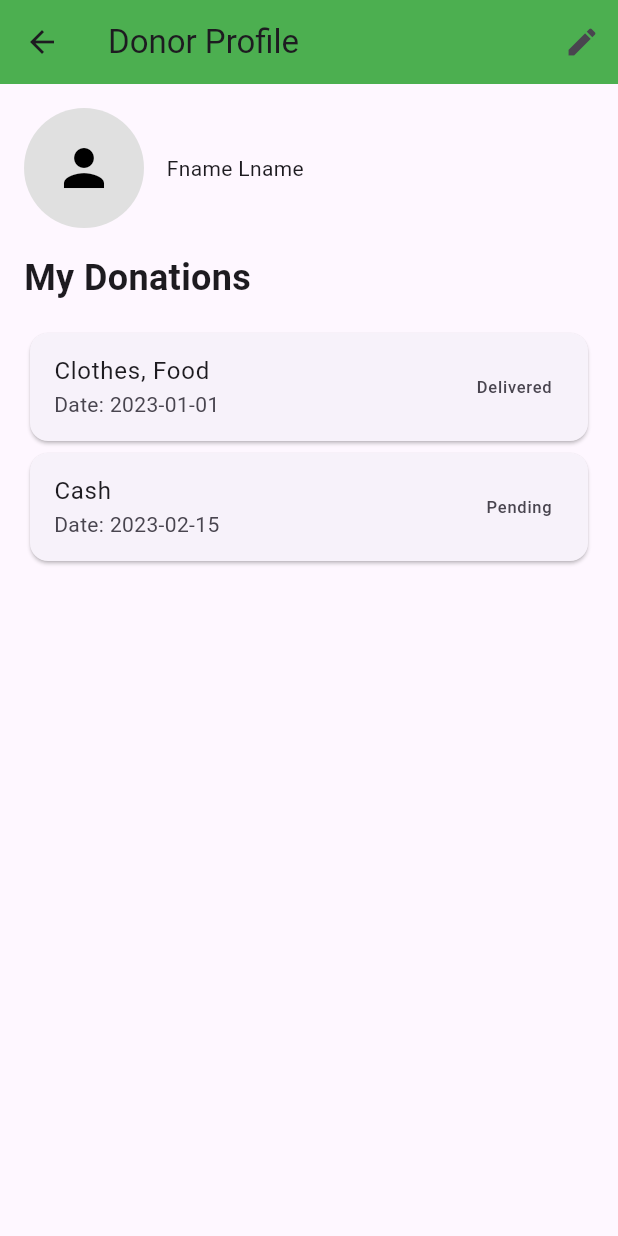
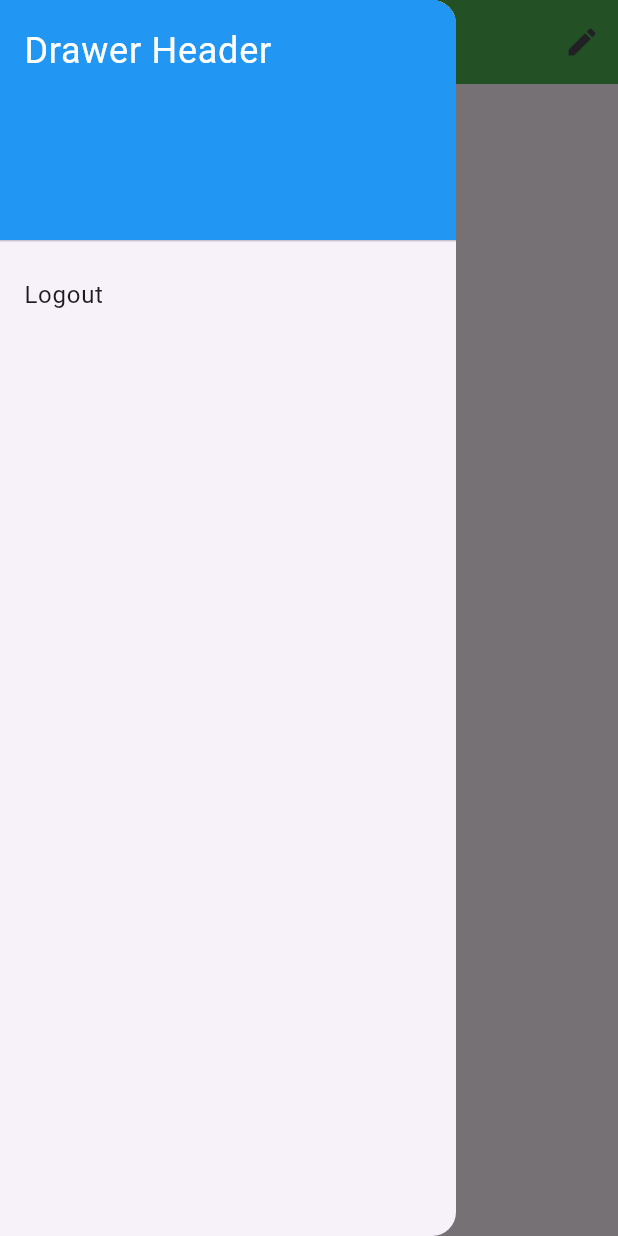
Before and after one commit to montero333/CMSC-23-FINAL-PROJECT, a Flutter app: the DonorProfilePage screen opened directly, with the side drawer open (before the commit the screen has no drawer), on a phone screen of 412 x 824 dp. Run offline on Flutter 3.47's test engine with Material 3 defaults, Android fonts, the phone set to English and light mode, and no system bars; our stand-ins replace cloud_firestore, firebase_auth, firebase_core, firebase_storage, fluttertoast, image_picker; accounts and stored records are empty.

Commit message:
fix: updated many things
- changed authentication implementation
- added logout drawer on donor's view
- donations are now listed based on user logged in

```diff
--- a/lib/api/firebase_auth_api.dart
+++ b/lib/api/firebase_auth_api.dart
@@ -6,15 +6,11 @@ class FirebaseAuthAPI {
   final FirebaseFirestore firestore = FirebaseFirestore.instance;
   late String currentId;
 
-  FirebaseAuthAPI() {
-    if (auth.currentUser != null) {
-      currentId = auth.currentUser!.uid;
-    } else {
-      currentId = '';
-    }
+  User? getUser() {
+    return auth.currentUser;
   }
 
-  Stream<User?> getUser() {
+  Stream<User?> userSignedIn() {
     return auth.authStateChanges();
   }
 
@@ -70,7 +66,6 @@ class FirebaseAuthAPI {
 
   Future<void> signOut() async {
     await auth.signOut();
-    currentId = '';
   }
 
 }
--- a/lib/pages/donation_drive_list.dart
+++ b/lib/pages/donation_drive_list.dart
@@ -4,6 +4,7 @@ import 'package:provider/provider.dart';
 
 import '../models/donation_drive_model.dart';
 import '../models/organization_model.dart';
+import '../providers/auth_provider.dart';
 import '../providers/organizations_provider.dart';
 import 'OrganizationInfoPage.dart';
 
@@ -31,7 +32,7 @@ class _DonationDriveListState extends State<DonationDriveList> {
           DonationDrive donationDrive = widget.donationDrives[index];
           return GestureDetector(
             onTap: () => {
-              Navigator.push(context, MaterialPageRoute(builder: (context) => DonateToOrganizationDrive(donationDrive: donationDrive, userID: "user1",),))
+              Navigator.push(context, MaterialPageRoute(builder: (context) => DonateToOrganizationDrive(donationDrive: donationDrive, userID: context.watch<MyAuthProvider>().userID),))
             },
             child: DonationDriveCard(donationDrive: donationDrive)
             ); // Pass data to your card widget
--- a/lib/pages/donation_page_organizations.dart
+++ b/lib/pages/donation_page_organizations.dart
@@ -1,4 +1,5 @@
 import 'package:flutter/material.dart';
+import 'package:montero_cmsc23/pages/drawer.dart';
 import '../pages/donation_drive_list.dart';
 import 'package:provider/provider.dart';
 import '../models/organization_model.dart';
@@ -18,6 +19,7 @@ class _DonationOrganizationsListState extends State<DonationOrganizationsList> {
     final List<Organization> organizations = context.watch<OrganizationsProvider>().organizationsList;
 
     return Scaffold(
+      drawer: AppDrawer() ,
       appBar: AppBar(
         title: Text("List of Organizations"),
         backgroundColor: Colors.green,
--- a/lib/pages/donor_main_page.dart
+++ b/lib/pages/donor_main_page.dart
@@ -1,4 +1,5 @@
 import 'package:flutter/material.dart';
+import '../pages/drawer.dart';
 import '../pages/donor_profile_page.dart';
 import '/pages/donation_page_organizations.dart';
 
--- a/lib/pages/donor_profile_page.dart
+++ b/lib/pages/donor_profile_page.dart
@@ -1,6 +1,13 @@
+import 'package:cloud_firestore/cloud_firestore.dart';
 import 'package:flutter/material.dart';
 import 'package:image_picker/image_picker.dart';
+import 'package:montero_cmsc23/pages/drawer.dart';
+import 'package:montero_cmsc23/providers/credential_provider.dart';
+import 'package:montero_cmsc23/providers/donation_provider.dart';
+import 'package:provider/provider.dart';
 import 'dart:io';
+import '../models/donation_model.dart';
+import '../providers/auth_provider.dart';
 import 'edit_profile_page.dart';
 
 class DonorProfilePage extends StatefulWidget {
@@ -24,23 +31,28 @@ class _DonorProfilePageState extends State<DonorProfilePage> {
     },
   ];
 
-  Future<void> _pickImage() async {
-    final picker = ImagePicker();
-    final pickedFile = await picker.pickImage(source: ImageSource.gallery);
+  // Future<void> _pickImage() async {
+  //   final picker = ImagePicker();
+  //   final pickedFile = await picker.pickImage(source: ImageSource.gallery);
 
-    if (pickedFile != null) {
-      setState(() {
-        _image = File(pickedFile.path);
-      });
-    }
-  }
+  //   if (pickedFile != null) {
+  //     setState(() {
+  //       _image = File(pickedFile.path);
+  //     });
+  //   }
+  // }
 
 
 
 
   @override
   Widget build(BuildContext context) {
+    String? userID = context.watch<MyAuthProvider>().userID;
+    context.watch<DonationProvider>().fetchDonationsByUserID(userID);
+    Stream<QuerySnapshot> donationStream = context.watch<DonationProvider>().donationStream;
+
     return Scaffold(
+      drawer: AppDrawer(),
       appBar: AppBar(
         title: Text('Donor Profile'),
         backgroundColor: Colors.green,
@@ -73,7 +85,21 @@ class _DonorProfilePageState extends State<DonorProfilePage> {
                       : null,
                 ),
                 SizedBox(width: 15,),
-                Text("Fname Lname")
+                FutureBuilder<Map<String, dynamic>?>(
+                  future: context.read<CredProvider>().getUserByID(userID),
+                  builder: (context, snapshot) {
+                    if (snapshot.connectionState == ConnectionState.waiting) {
+                      return CircularProgressIndicator();
+                    } else if (snapshot.hasError) {
+                      return Text("Error: ${snapshot.error}");
+                    } else if (!snapshot.hasData || snapshot.data == null) {
+                      return Text("User not found");
+                    } else {
+                      Map<String, dynamic>? userData = snapshot.data;
+                      return Text("${userData!['firstName']} ${userData['lastName']}");
+                    }
+                  },
+                ),
               ],
             ),
             SizedBox(height: 16),
@@ -86,18 +112,38 @@ class _DonorProfilePageState extends State<DonorProfilePage> {
             ),
             SizedBox(height: 16),
             Expanded(
-              child: ListView.builder(
-                itemCount: _donations.length,
-                itemBuilder: (context, index) {
-                  final donation = _donations[index];
-                  return Card(
-                    child: ListTile(
-                      title: Text(donation['items']),
-                      subtitle: Text('Date: ${donation['date']}'),
-                      trailing: Text(donation['status']),
-                    ),
+              child: StreamBuilder(
+                stream: donationStream,
+                builder: ((context, snapshot) {
+                  if (snapshot.hasError) {
+                    return Center(
+                      child: Text("Error encountered! ${snapshot.error}"),
+                    );
+                  } else if (snapshot.connectionState == ConnectionState.waiting) {
+                    return const Center(
+                      child: CircularProgressIndicator(),
+                    );
+                  } else if (!snapshot.hasData) {
+                    return const Center(
+                      child: Text("No Todos Found"),
+                    );
+                  }
+
+
+                  return ListView.builder(
+                    itemCount: snapshot.data?.docs.length,
+                    itemBuilder: (context, index) {
+                      Donation donation = Donation.fromJson(snapshot.data?.docs[index].data() as Map<String, dynamic>);
+                      return Card(
+                        child: ListTile(
+                          title: Text("Type: ${donation.getDonationTypes(donation)}"),
+                          subtitle: Text('Date: ${donation.date}'),
+                          trailing: Text(donation.status),
+                        ),
+                      );
+                    },
                   );
-                },
+                })
               ),
             ),
           ],
--- /dev/null
+++ b/lib/pages/drawer.dart
@@ -0,0 +1,37 @@
+import 'package:flutter/material.dart';
+import 'package:provider/provider.dart';
+import 'package:montero_cmsc23/providers/auth_provider.dart';
+
+class AppDrawer extends StatelessWidget {
+  @override
+  Widget build(BuildContext context) {
+    return Drawer(
+      child: ListView(
+        padding: EdgeInsets.zero,
+        children: <Widget>[
+          DrawerHeader(
+            decoration: BoxDecoration(
+              color: Colors.blue,
+            ),
+            child: Text(
+              'Drawer Header',
+              style: TextStyle(
+                color: Colors.white,
+                fontSize: 24,
+              ),
+            ),
+          ),
+          ListTile(
+            title: Text('Logout'),
+            onTap: () {
+              // Call the logout method from the AuthProvider
+              context.read<MyAuthProvider>().signOut();
+              Navigator.pop(context);
+              Navigator.pop(context);
+            },
+          ),
+        ],
+      ),
+    );
+  }
+}
--- a/lib/providers/auth_provider.dart
+++ b/lib/providers/auth_provider.dart
@@ -15,9 +15,11 @@ class MyAuthProvider with ChangeNotifier {
   }
 
   Stream<User?> get userStream => uStream;
+  User? get user => authService.getUser();
+  String? get userID => authService.getUser()?.uid;
 
   void fetchAuthentication() {
-    uStream = authService.getUser();
+    uStream = authService.userSignedIn();
     notifyListeners();
   }
 
--- a/lib/providers/donation_provider.dart
+++ b/lib/providers/donation_provider.dart
@@ -8,11 +8,11 @@ class DonationProvider with ChangeNotifier {
     late Stream<QuerySnapshot> _donationStream;
 
   // getter
-  Stream<QuerySnapshot> get todo => _donationStream;
+  Stream<QuerySnapshot> get donationStream => _donationStream;
 
   void fetchDonationsByUserID(String? uid) { //get the donations of a user based on their uid
     _donationStream = firebaseService.getAllDonationsByUserID(uid);
-    notifyListeners();
+    // notifyListeners();
   }
 
   void fetchDonationsByDriveID(String? driveID) { //get the donations of a drive based on their driveID
```
Also changed, not shown: lib/api/firebase_credential_api.dart (+13 -0 lines), lib/models/donation_model.dart (+9 -1 lines), lib/providers/credential_provider.dart (+13 -0 lines).
